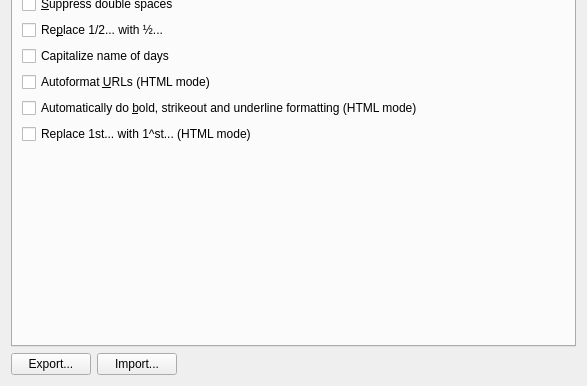
This is src/pimcommon/autocorrection/ui/autocorrectionwidget.ui in KDE/pimcommon as Qt 5 draws it before an edit; both pictures show x 0 to 587 and y 186 to 572 of the 587 by 572 pixel window. The edited form follows.
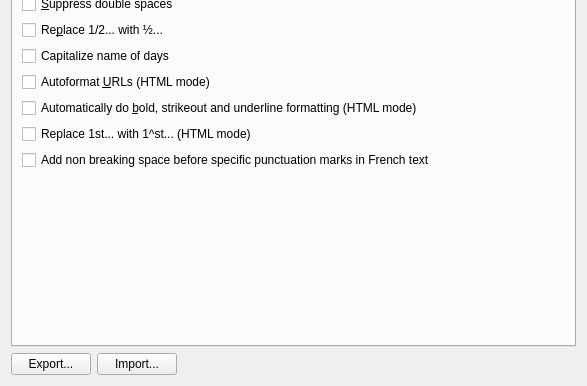
This is the edited form. Custom widgets are drawn as their Qt base class.

Commit message: Move in correct page

```diff
--- a/src/pimcommon/autocorrection/ui/autocorrectionwidget.ui
+++ b/src/pimcommon/autocorrection/ui/autocorrectionwidget.ui
@@ -156,6 +156,13 @@
          </property>
         </widget>
        </item>
+       <item>
+        <widget class="QCheckBox" name="addNonBreakingSpaceInFrench">
+         <property name="text">
+          <string>Add non breaking space before specific punctuation marks in French text</string>
+         </property>
+        </widget>
+       </item>
        <item>
         <spacer>
          <property name="orientation">
@@ -406,13 +413,6 @@
          </item>
         </layout>
        </item>
-       <item>
-        <widget class="QCheckBox" name="addNonBreakingSpaceInFrench">
-         <property name="text">
-          <string>Add non breaking space before specific punctuation marks in French text</string>
-         </property>
-        </widget>
-       </item>
        <item>
         <spacer>
          <property name="orientation">
```
Left out of the diff: 1 changed line with no effect on the pictures.
